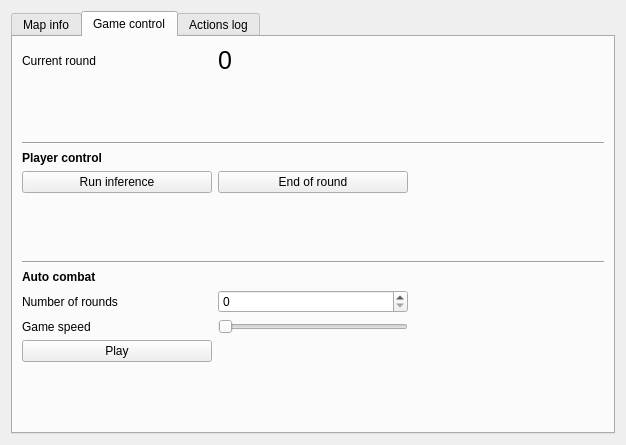
The window that OrodaelTurrim/res/ui/controlWidget.ui (Wilson194/OrodaelTurrim) describes before a commit, drawn with Qt 5.
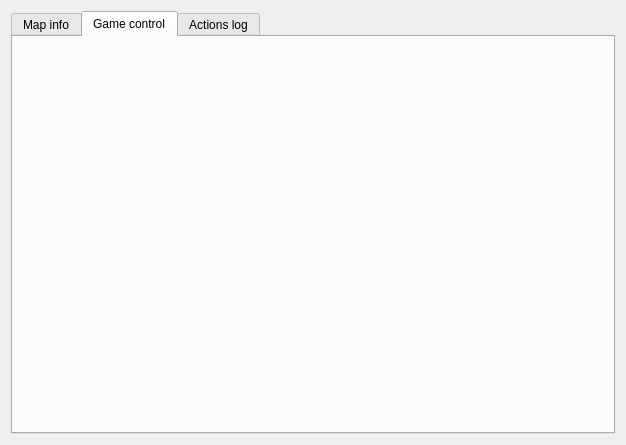
The same window after the commit.

The edit to the form file:
```diff
--- a/OrodaelTurrim/res/ui/controlWidget.ui
+++ b/OrodaelTurrim/res/ui/controlWidget.ui
@@ -28,176 +28,7 @@
       <attribute name="title">
        <string>Game control</string>
       </attribute>
-      <layout class="QGridLayout" name="gridLayout">
-       <item row="5" column="0">
-        <spacer name="verticalSpacer_4">
-         <property name="orientation">
-          <enum>Qt::Vertical</enum>
-         </property>
-         <property name="sizeHint" stdset="0">
-          <size>
-           <width>20</width>
-           <height>40</height>
-          </size>
-         </property>
-        </spacer>
-       </item>
-       <item row="7" column="0">
-        <widget class="QLabel" name="label_4">
-         <property name="font">
-          <font>
-           <weight>75</weight>
-           <bold>true</bold>
-          </font>
-         </property>
-         <property name="text">
-          <string>Auto combat</string>
-         </property>
-        </widget>
-       </item>
-       <item row="4" column="0">
-        <widget class="QPushButton" name="runInferenceButton">
-         <property name="sizePolicy">
-          <sizepolicy hsizetype="MinimumExpanding" vsizetype="Fixed">
-           <horstretch>0</horstretch>
-           <verstretch>0</verstretch>
-          </sizepolicy>
-         </property>
-         <property name="text">
-          <string>Run inference</string>
-         </property>
-        </widget>
-       </item>
-       <item row="0" column="0">
-        <widget class="QLabel" name="label_2">
-         <property name="text">
-          <string>Current round</string>
-         </property>
-        </widget>
-       </item>
-       <item row="0" column="1">
-        <widget class="QLabel" name="label">
-         <property name="font">
-          <font>
-           <pointsize>19</pointsize>
-          </font>
-         </property>
-         <property name="text">
-          <string>0</string>
-         </property>
-        </widget>
-       </item>
-       <item row="10" column="0">
-        <widget class="QPushButton" name="pushButton_3">
-         <property name="sizePolicy">
-          <sizepolicy hsizetype="MinimumExpanding" vsizetype="Fixed">
-           <horstretch>0</horstretch>
-           <verstretch>0</verstretch>
-          </sizepolicy>
-         </property>
-         <property name="text">
-          <string>Play</string>
-         </property>
-        </widget>
-       </item>
-       <item row="4" column="1">
-        <widget class="QPushButton" name="endOfRoundButton">
-         <property name="text">
-          <string>End of round</string>
-         </property>
-        </widget>
-       </item>
-       <item row="1" column="0">
-        <spacer name="verticalSpacer_3">
-         <property name="orientation">
-          <enum>Qt::Vertical</enum>
-         </property>
-         <property name="sizeHint" stdset="0">
-          <size>
-           <width>20</width>
-           <height>40</height>
-          </size>
-         </property>
-        </spacer>
-       </item>
-       <item row="9" column="0">
-        <widget class="QLabel" name="label_6">
-         <property name="text">
-          <string>Game speed</string>
-         </property>
-        </widget>
-       </item>
-       <item row="11" column="0">
-        <spacer name="verticalSpacer">
-         <property name="orientation">
-          <enum>Qt::Vertical</enum>
-         </property>
-         <property name="sizeHint" stdset="0">
-          <size>
-           <width>20</width>
-           <height>40</height>
-          </size>
-         </property>
-        </spacer>
-       </item>
-       <item row="8" column="0">
-        <widget class="QLabel" name="label_5">
-         <property name="text">
-          <string>Number of rounds</string>
-         </property>
-        </widget>
-       </item>
-       <item row="8" column="1">
-        <widget class="QSpinBox" name="spinBox"/>
-       </item>
-       <item row="9" column="1">
-        <widget class="QSlider" name="horizontalSlider">
-         <property name="orientation">
-          <enum>Qt::Horizontal</enum>
-         </property>
-        </widget>
-       </item>
-       <item row="3" column="0">
-        <widget class="QLabel" name="label_3">
-         <property name="font">
-          <font>
-           <weight>75</weight>
-           <bold>true</bold>
-          </font>
-         </property>
-         <property name="text">
-          <string>Player control</string>
-         </property>
-        </widget>
-       </item>
-       <item row="4" column="2">
-        <spacer name="horizontalSpacer">
-         <property name="orientation">
-          <enum>Qt::Horizontal</enum>
-         </property>
-         <property name="sizeHint" stdset="0">
-          <size>
-           <width>40</width>
-           <height>20</height>
-          </size>
-         </property>
-        </spacer>
-       </item>
-       <item row="2" column="0" colspan="3">
-        <widget class="Line" name="line">
-         <property name="orientation">
-          <enum>Qt::Horizontal</enum>
-         </property>
-        </widget>
-       </item>
-       <item row="6" column="0" colspan="3">
-        <widget class="Line" name="line_2">
-         <property name="orientation">
-          <enum>Qt::Horizontal</enum>
-         </property>
-        </widget>
-       </item>
-      </layout>
+      <layout class="QGridLayout" name="gridLayout"/>
      </widget>
      <widget class="QWidget" name="logTab">
       <attribute name="title">
```
Left out of the diff: 35 changed lines with no effect on the pictures.
